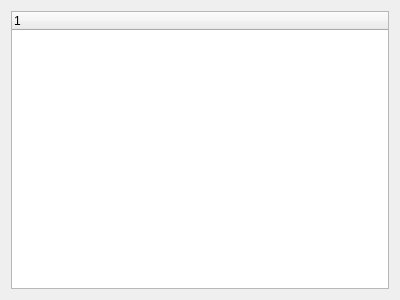
Old version of the form app/views/libraries/_preview.ui in the repository amireh/kaboomp3.
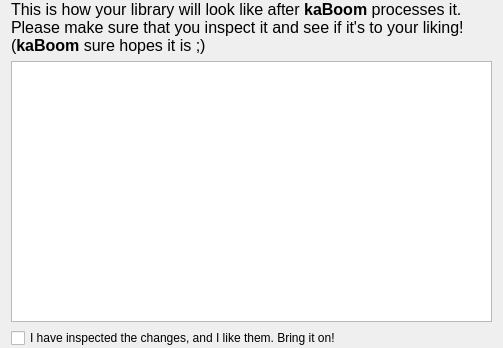
New version of the form.

Commit message: layout determined, UI functionality now complete, the preview simulation and organizing functionality is what's left

```diff
--- a/app/views/libraries/_preview.ui
+++ b/app/views/libraries/_preview.ui
@@ -6,21 +6,79 @@
    <rect>
     <x>0</x>
     <y>0</y>
-    <width>400</width>
-    <height>300</height>
+    <width>503</width>
+    <height>348</height>
    </rect>
   </property>
   <property name="windowTitle">
    <string>Preview</string>
   </property>
   <layout class="QGridLayout" name="gridLayout">
+   <property name="topMargin">
+    <number>0</number>
+   </property>
+   <property name="bottomMargin">
+    <number>0</number>
+   </property>
+   <item row="1" column="0">
+    <widget class="QTreeView" name="treeView">
+     <property name="focusPolicy">
+      <enum>Qt::NoFocus</enum>
+     </property>
+     <property name="alternatingRowColors">
+      <bool>true</bool>
+     </property>
+     <property name="selectionMode">
+      <enum>QAbstractItemView::SingleSelection</enum>
+     </property>
+     <property name="sortingEnabled">
+      <bool>false</bool>
+     </property>
+     <property name="allColumnsShowFocus">
+      <bool>false</bool>
+     </property>
+     <attribute name="headerVisible">
+      <bool>true</bool>
+     </attribute>
+     <attribute name="headerMinimumSectionSize">
+      <number>4</number>
+     </attribute>
+     <attribute name="headerStretchLastSection">
+      <bool>true</bool>
+     </attribute>
+     <attribute name="headerVisible">
+      <bool>true</bool>
+     </attribute>
+     <attribute name="headerMinimumSectionSize">
+      <number>4</number>
+     </attribute>
+     <attribute name="headerStretchLastSection">
+      <bool>true</bool>
+     </attribute>
+    </widget>
+   </item>
    <item row="0" column="0">
-    <widget class="QTreeWidget" name="treeWidget">
-     <column>
-      <property name="text">
-       <string notr="true">1</string>
-      </property>
-     </column>
+    <widget class="QLabel" name="label">
+     <property name="text">
+      <string>&lt;!DOCTYPE HTML PUBLIC &quot;-//W3C//DTD HTML 4.0//EN&quot; &quot;http://www.w3.org/TR/REC-html40/strict.dtd&quot;&gt;
+&lt;html&gt;&lt;head&gt;&lt;meta name=&quot;qrichtext&quot; content=&quot;1&quot; /&gt;&lt;style type=&quot;text/css&quot;&gt;
+p, li { white-space: pre-wrap; }
+&lt;/style&gt;&lt;/head&gt;&lt;body style=&quot; font-family:'Lucida Grande'; font-size:13pt; font-weight:400; font-style:normal;&quot;&gt;
+&lt;p style=&quot; margin-top:0px; margin-bottom:0px; margin-left:0px; margin-right:0px; -qt-block-indent:0; text-indent:0px;&quot;&gt;&lt;span style=&quot; font-size:12pt; color:#000000;&quot;&gt;This is how your library will look like after &lt;/span&gt;&lt;span style=&quot; font-size:12pt; font-weight:600; color:#000000;&quot;&gt;kaBoom &lt;/span&gt;&lt;span style=&quot; font-size:12pt; color:#000000;&quot;&gt;processes it. Please make sure that you inspect it and see if it's to your liking! (&lt;/span&gt;&lt;span style=&quot; font-size:12pt; font-weight:600; color:#000000;&quot;&gt;kaBoom&lt;/span&gt;&lt;span style=&quot; font-size:12pt; color:#000000;&quot;&gt; sure hopes it is ;)&lt;/span&gt;&lt;/p&gt;&lt;/body&gt;&lt;/html&gt;</string>
+     </property>
+     <property name="textFormat">
+      <enum>Qt::RichText</enum>
+     </property>
+     <property name="wordWrap">
+      <bool>true</bool>
+     </property>
+    </widget>
+   </item>
+   <item row="2" column="0">
+    <widget class="QCheckBox" name="changesConfirmed">
+     <property name="text">
+      <string>I have inspected the changes, and I like them. Bring it on!</string>
+     </property>
     </widget>
    </item>
   </layout>
```
The commit also changes 24 other files.
